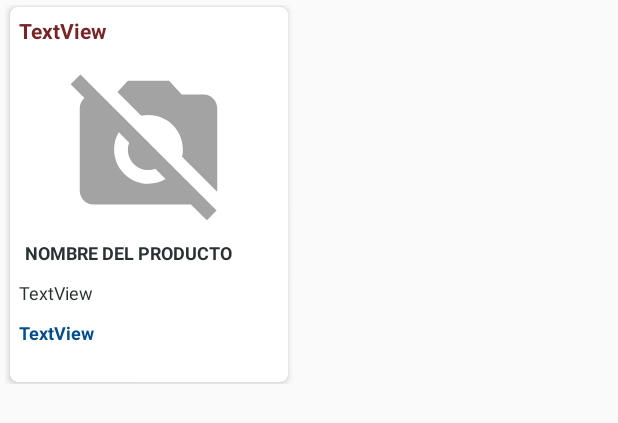
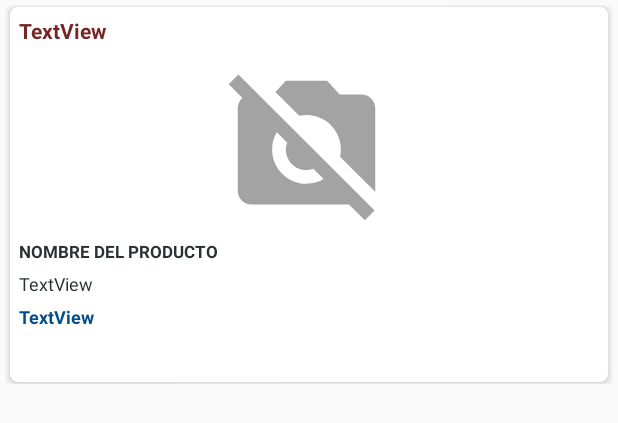
Before and after one commit to Anthonic1804/EnrikoRepuestos, an Android app: the layout carta_inventario_miniatura.xml on its own in the app's theme, with its tools: preview values and no code run, on a phone screen of 412 x 824 dp. Shown: the top 423 px of the screen. Run offline under Robolectric (Android 15) with nearby library versions, the phone set to English and light mode, and no system bars.

Commit message:
IMPLEMENTADA LA FUNCION DE VISTA MINIATURA EN INVENTARIO Y SU SELECCION EN CONFIGURACION

```diff
--- a/app/src/main/java/com/example/acae30/Inventario.kt
+++ b/app/src/main/java/com/example/acae30/Inventario.kt
@@ -63,9 +63,7 @@ class Inventario : AppCompatActivity() {
         idapi = intent.getIntExtra("idapi", 0)
         db = Database(this)
 
-
-
-
+        busqueda!!.clearFocus()
         dataSearch = intent.getStringExtra("dataSearch") //OBTIENE LA BUSQUEDA ALMACENADA DEL SEARCHVIEW
         recicle = findViewById(R.id.reciInvent)
 
--- a/app/src/main/res/layout/carta_inventario_miniatura.xml
+++ b/app/src/main/res/layout/carta_inventario_miniatura.xml
@@ -14,7 +14,7 @@
 
         <androidx.cardview.widget.CardView
             android:id="@+id/carta"
-            android:layout_width="185dp"
+            android:layout_width="match_parent"
             android:layout_height="250dp"
             android:layout_marginTop="1dp"
             android:layout_marginLeft="3dp"
@@ -44,12 +44,12 @@
 
                 <TextView
                     android:id="@+id/txtdescripcion"
-                    android:layout_width="165dp"
+                    android:layout_width="match_parent"
                     android:layout_height="wrap_content"
                     android:text="NOMBRE DEL PRODUCTO"
                     android:textAlignment="textStart"
                     android:textColor="@color/colordark"
-                    android:textSize="12sp"
+                    android:textSize="11sp"
                     android:textStyle="bold"
                     android:layout_marginTop="10dp"
                     app:layout_constraintEnd_toEndOf="parent"
@@ -62,7 +62,7 @@
                     android:layout_height="wrap_content"
                     android:layout_weight="1"
                     android:text="TextView"
-                    android:layout_marginTop="10dp"
+                    android:layout_marginTop="5dp"
                     android:textColor="@color/colordark"
                     android:textSize="12sp"
                     android:textStyle="normal"
@@ -75,7 +75,7 @@
                     android:layout_width="match_parent"
                     android:layout_height="wrap_content"
                     android:text="TextView"
-                    android:layout_marginTop="10dp"
+                    android:layout_marginTop="5dp"
                     android:textColor="@color/colorPrimaryDark"
                     android:textSize="12sp"
                     android:textStyle="bold"
```
